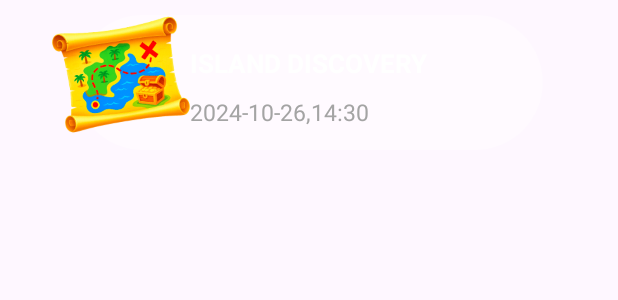
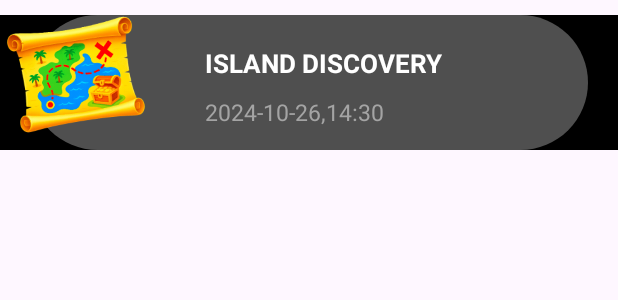
Before and after one commit to DanielMamytov/Starkino22, an Android app: the layout item_star_notes.xml on its own in the app's theme, with its tools: preview values and no code run, on a phone screen of 412 x 824 dp. Shown: the top 300 px of the screen. Run offline under Robolectric (Android 15) with nearby library versions, the phone set to English and light mode, and no system bars.

Commit message:
design changes

```diff
--- a/app/src/main/res/layout/item_star_notes.xml
+++ b/app/src/main/res/layout/item_star_notes.xml
@@ -1,20 +1,21 @@
 <?xml version="1.0" encoding="utf-8"?>
 <FrameLayout xmlns:android="http://schemas.android.com/apk/res/android"
     android:layout_width="match_parent"
-    android:layout_marginHorizontal="20dp"
     android:layout_height="wrap_content"
+    android:background="@color/black"
     android:layout_marginTop="10dp">
 
     <FrameLayout
         android:layout_width="match_parent"
         android:orientation="horizontal"
         android:layout_height="90dp"
-        android:layout_marginHorizontal="30dp"
+        android:layout_marginHorizontal="20dp"
         android:background="@drawable/round_item">
 
         <LinearLayout
             android:layout_width="wrap_content"
             android:layout_marginTop="10dp"
+            android:layout_marginStart="10dp"
             android:layout_gravity="center|top"
             android:layout_height="wrap_content"
             android:orientation="vertical">
@@ -59,7 +60,6 @@
     <ImageView
         android:layout_width="100dp"
         android:layout_height="79dp"
-        android:layout_marginStart="10dp"
         android:src="@drawable/img_card" />
 
 </FrameLayout>
```
